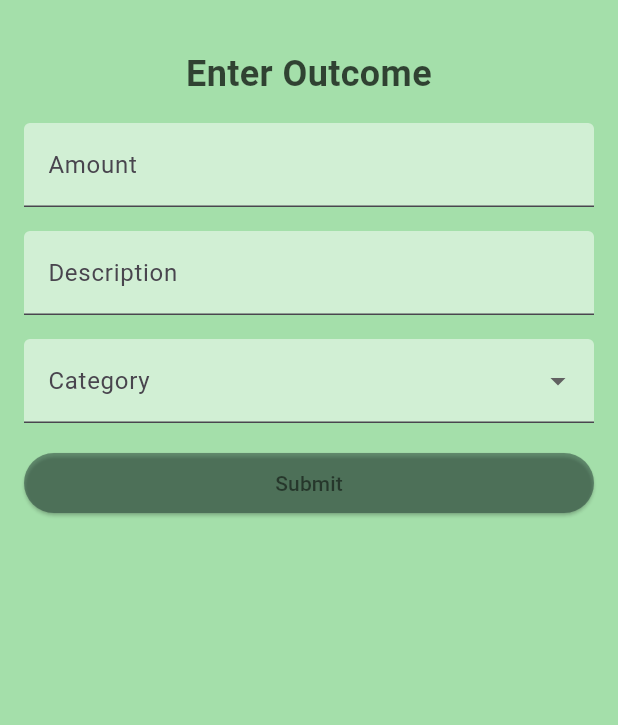
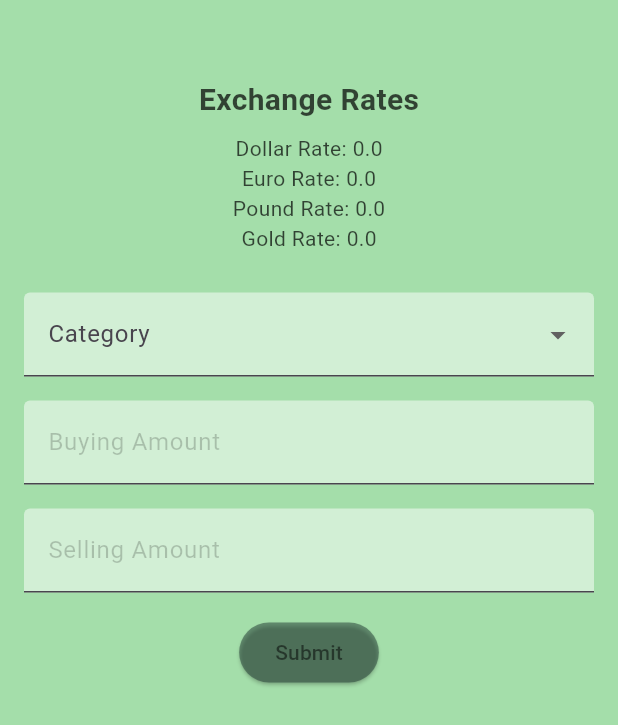
Before and after one commit to Keremovsky/F-34, a Flutter app: the screen it shows after launch, on a phone screen of 412 x 824 dp. Shown: the top 725 px of the screen. Run offline on Flutter 3.47's test engine with Material 2 defaults, Android fonts, the light colour scheme and no system bars; our stand-ins replace cloud_firestore, firebase_auth, firebase_core, flutter_riverpod, flutter_screenutil, form_field_validator and 2 more; accounts and stored records are empty.

Commit message:
done exchange screen

```diff
--- a/lib/features/expense/screens/expense_screen.dart.dart
+++ b/lib/features/expense/screens/expense_screen.dart.dart
@@ -1,5 +1,6 @@
 import 'package:bootcamp_flutter/themes/palette.dart';
 import 'package:flutter/material.dart';
+import 'package:flutter_riverpod/flutter_riverpod.dart';
 
 
 class ExpenseScreen extends StatefulWidget {
--- /dev/null
+++ b/lib/features/home/exchange_screen.dart
@@ -0,0 +1,121 @@
+import 'package:bootcamp_flutter/themes/palette.dart';
+import 'package:flutter/material.dart';
+
+class ExchangeScreen extends StatefulWidget {
+  @override
+  _ExchangeScreenState createState() => _ExchangeScreenState();
+}
+
+class _ExchangeScreenState extends State<ExchangeScreen> {
+  final _formKey = GlobalKey<FormState>();
+  String? category;
+  // Declare variables to store the buying and selling amounts
+  double buyingAmount = 0.0;
+  double sellingAmount= 0.0;
+
+  // Declare variables for exchange rates
+  double dollarRate = 0.0;
+  double euroRate = 0.0;
+  double poundRate = 0.0;
+  double goldRate = 0.0;
+
+  @override
+  Widget build(BuildContext context) {
+    return Scaffold(
+      body: Container(
+        color: Palette.background, // Set the background color
+        padding: EdgeInsets.all(16.0),
+        child: Column(
+          children: [
+            SizedBox(height: 36.0),
+            // Add exchange rate information
+            Text(
+              'Exchange Rates',
+              style: TextStyle(
+                fontSize: 20.0,
+                fontWeight: FontWeight.bold,
+                color: Palette.titleText,
+              ),
+            ),
+            SizedBox(height: 8.0),
+            Text(
+              'Dollar Rate: $dollarRate',
+              style: TextStyle(color: Palette.titleText),
+            ),
+            Text(
+              'Euro Rate: $euroRate',
+              style: TextStyle(color: Palette.titleText),
+            ),
+            Text(
+              'Pound Rate: $poundRate',
+              style: TextStyle(color: Palette.titleText),
+            ),
+            Text(
+              'Gold Rate: $goldRate',
+              style: TextStyle(color: Palette.titleText),
+            ),
+            SizedBox(height: 26.0),
+            DropdownButtonFormField(
+                decoration: InputDecoration(
+                  labelText: 'Category',
+                  fillColor: Palette.textFieldBackground,
+                  filled: true,
+                ),
+                dropdownColor: Palette.categoryBackground,
+                items: [
+                  DropdownMenuItem(child: Text('Dollar', style: TextStyle(color: Palette.categoryText)), value: 'dollar'),
+                  DropdownMenuItem(child: Text('Euro', style: TextStyle(color: Palette.categoryText)), value: 'euro'),
+                  DropdownMenuItem(child: Text('Sterling', style: TextStyle(color: Palette.categoryText)), value: 'sterling'),
+                  DropdownMenuItem(child: Text('Gold', style: TextStyle(color: Palette.categoryText)), value: 'gold'),
+            ],
+                onChanged: (value) => category = value as String?,
+            ),
+            SizedBox(height: 16),
+            TextField(
+              onChanged: (value) {
+                setState(() {
+                  buyingAmount = double.tryParse(value) ?? 0.0;
+                });
+              },
+              decoration: InputDecoration(
+                filled: true,
+                fillColor: Palette.textFieldBackground,
+                labelText: 'Buying Amount',
+                labelStyle: TextStyle(color: Palette.textFieldText),
+              ),
+            ),
+            SizedBox(height: 16.0),
+            TextField(
+              onChanged: (value) {
+                setState(() {
+                  sellingAmount = double.tryParse(value) ?? 0.0;
+                });
+              },
+              decoration: InputDecoration(
+                filled: true,
+                fillColor: Palette.textFieldBackground,
+                labelText: 'Selling Amount',
+                labelStyle: TextStyle(color: Palette.textFieldText),
+              ),
+            ),
+            SizedBox(height: 16),
+            ElevatedButton(
+              style: ButtonStyle(
+                backgroundColor: MaterialStateProperty.all(
+                      Palette.buttonBackground),
+                  foregroundColor:
+                      MaterialStateProperty.all(Palette.buttonText),
+                ),
+                onPressed: () {
+                  if (_formKey.currentState!.validate()) {
+                    _formKey.currentState!.save();
+                  }
+                },
+                child: Text('Submit'),
+              ),
+          ],
+        ),
+      ),
+    );
+  }
+}
--- a/lib/features/income/screens/income_screen.dart.dart
+++ b/lib/features/income/screens/income_screen.dart.dart
@@ -1,5 +1,6 @@
 import 'package:bootcamp_flutter/themes/palette.dart';
 import 'package:flutter/material.dart';
+import 'package:flutter_riverpod/flutter_riverpod.dart';
 
 
 class IncomeScreen extends StatefulWidget {
--- a/lib/main.dart
+++ b/lib/main.dart
@@ -2,6 +2,7 @@ import 'package:bootcamp_flutter/features/auth/screens/forgot_screen.dart';
 import 'package:bootcamp_flutter/features/auth/screens/login_screen.dart';
 import 'package:bootcamp_flutter/features/auth/screens/sign_up_screen.dart';
 import 'package:bootcamp_flutter/features/expense/screens/expense_screen.dart.dart';
+import 'package:bootcamp_flutter/features/home/exchange_screen.dart';
 import 'package:bootcamp_flutter/features/home/home_screen.dart';
 import 'package:bootcamp_flutter/features/income/screens/income_screen.dart.dart';
 import 'package:firebase_core/firebase_core.dart';
@@ -33,7 +34,7 @@ class MyApp extends StatelessWidget {
       ),
 
       routes: {
-        "/": (context) => ExpenseScreen(),
+        "/": (context) => ExchangeScreen(),
         SignUpScreen.routeName: (context) => SignUpScreen(),
         ForgotScreen.routeName: (context) => ForgotScreen(),
         HomeScreen.routeName: (context) => HomeScreen(),
```
